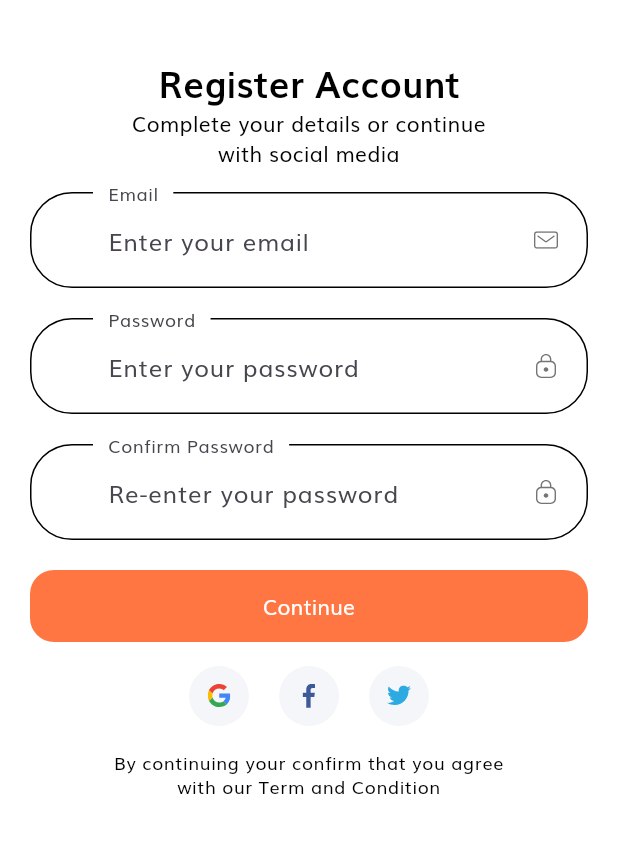
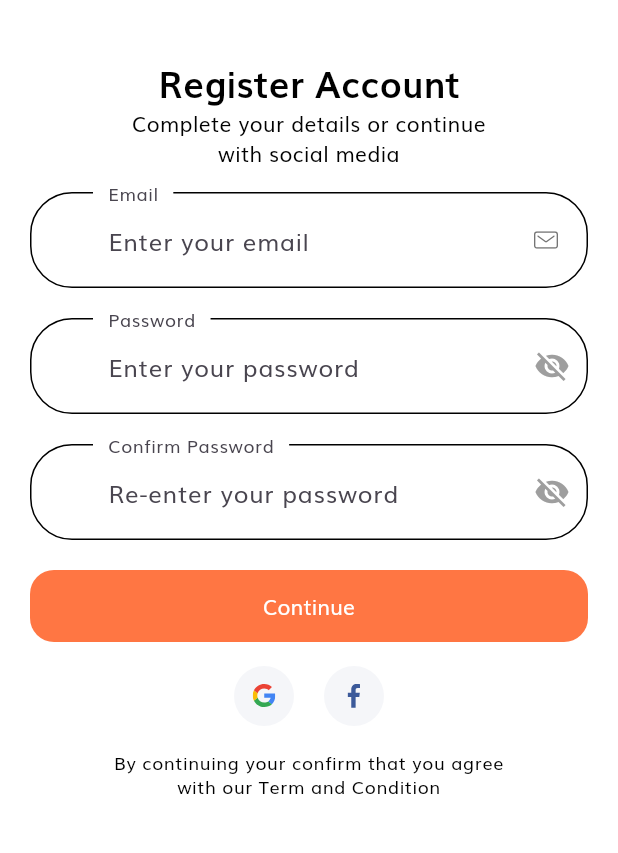
Before and after one commit to Dewchathu/shop_one, a Flutter app: the SignUpScreen screen opened by its route, on a phone screen of 412 x 824 dp, the part 54-907 px from its top. Run offline on Flutter 3.47's test engine with Material 3 defaults, Android fonts, the phone set to English and light mode, and no system bars; our stand-ins replace cloud_firestore, firebase_auth, firebase_core, flutter_svg, google_sign_in, loading_indicator and 1 more; accounts and stored records are empty.

Commit message:
202405010844

```diff
--- a/lib/components/socal_card.dart
+++ b/lib/components/socal_card.dart
@@ -9,7 +9,7 @@ class SocalCard extends StatelessWidget {
   }) : super(key: key);
 
   final String? icon;
-  final Function? press;
+  final Function()? press;
 
   @override
   Widget build(BuildContext context) {
--- a/lib/screens/sign_in/sign_in_screen.dart
+++ b/lib/screens/sign_in/sign_in_screen.dart
@@ -49,10 +49,6 @@ class SignInScreen extends StatelessWidget {
                         icon: "assets/icons/facebook-2.svg",
                         press: () {},
                       ),
-                      SocalCard(
-                        icon: "assets/icons/twitter.svg",
-                        press: () {},
-                      ),
                     ],
                   ),
                   const SizedBox(height: 20),
--- a/lib/screens/sign_up/components/sign_up_form.dart
+++ b/lib/screens/sign_up/components/sign_up_form.dart
@@ -1,4 +1,5 @@
 import 'package:flutter/material.dart';
+import 'package:loading_indicator/loading_indicator.dart';
 import 'package:shop_one/services/auth_service.dart';
 
 import '../../../components/custom_surfix_icon.dart';
@@ -7,7 +8,9 @@ import '../../../constants.dart';
 import '../../complete_profile/complete_profile_screen.dart';
 
 class SignUpForm extends StatefulWidget {
-  const SignUpForm({super.key});
+  final bool isLoading;
+  final Function(bool) setLoadingState;
+  const SignUpForm({super.key, required this.isLoading, required this.setLoadingState});
 
   @override
   _SignUpFormState createState() => _SignUpFormState();
@@ -19,8 +22,11 @@ class _SignUpFormState extends State<SignUpForm> {
   String? password;
   String? conform_password;
   bool remember = false;
+  bool _isObscure = true;
+  bool _isObscureCon = true;
   final List<String?> errors = [];
   final _auth = AuthService();
+
 
   void addError({String? error}) {
     if (!errors.contains(error)) {
@@ -74,7 +80,7 @@ class _SignUpFormState extends State<SignUpForm> {
           ),
           const SizedBox(height: 20),
           TextFormField(
-            obscureText: true,
+            obscureText: _isObscure,
             onSaved: (newValue) => password = newValue,
             onChanged: (value) {
               if (value.isNotEmpty) {
@@ -82,7 +88,7 @@ class _SignUpFormState extends State<SignUpForm> {
               } else if (value.length >= 8) {
                 removeError(error: kShortPassError);
               }
-              password = value;
+              return;
             },
             validator: (value) {
               if (value!.isEmpty) {
@@ -94,16 +100,26 @@ class _SignUpFormState extends State<SignUpForm> {
               }
               return null;
             },
-            decoration: const InputDecoration(
+            decoration: InputDecoration(
               labelText: "Password",
               hintText: "Enter your password",
               floatingLabelBehavior: FloatingLabelBehavior.always,
-              suffixIcon: CustomSurffixIcon(svgIcon: "assets/icons/Lock.svg"),
+              suffixIcon: GestureDetector(
+                onTap: () {
+                  setState(() {
+                    _isObscure = !_isObscure;
+                  });
+                },
+                child: Icon(
+                  _isObscure ? Icons.visibility_off : Icons.visibility,
+                  color: _isObscure ? Colors.grey : kPrimaryColor,
+                ),
+              ),
             ),
           ),
           const SizedBox(height: 20),
           TextFormField(
-            obscureText: true,
+            obscureText: _isObscureCon,
             onSaved: (newValue) => conform_password = newValue,
             onChanged: (value) {
               if (value.isNotEmpty) {
@@ -123,11 +139,21 @@ class _SignUpFormState extends State<SignUpForm> {
               }
               return null;
             },
-            decoration: const InputDecoration(
+            decoration: InputDecoration(
               labelText: "Confirm Password",
               hintText: "Re-enter your password",
               floatingLabelBehavior: FloatingLabelBehavior.always,
-              suffixIcon: CustomSurffixIcon(svgIcon: "assets/icons/Lock.svg"),
+              suffixIcon:  GestureDetector(
+                onTap: () {
+                  setState(() {
+                    _isObscureCon = !_isObscureCon;
+                  });
+                },
+                child: Icon(
+                  _isObscureCon ? Icons.visibility_off : Icons.visibility,
+                  color: _isObscureCon ? Colors.grey : kPrimaryColor,
+                ),
+              ),
             ),
           ),
           FormError(errors: errors),
@@ -136,12 +162,28 @@ class _SignUpFormState extends State<SignUpForm> {
             onPressed: () {
               if (_formKey.currentState!.validate()) {
                 _formKey.currentState!.save();
-                // if all are valid then go to success screen
-                _signUp();
-                Navigator.pushNamed(context, CompleteProfileScreen.routeName);
+                widget.setLoadingState(true); // Set loading state to true
+                _signUp().then((success) {
+                  if (success) {
+                    // Navigate to next screen if sign-up is successful
+                    Navigator.pushNamed(context, CompleteProfileScreen.routeName);
+                  } else {
+                    // Handle sign-up failure
+                    widget.setLoadingState(false); // Set loading state to false
+                    // Show error message or retry logic
+                  }
+                });
               }
             },
-            child: const Text("Continue"),
+            child: widget.isLoading?const SizedBox(
+              height: 30,
+              child: LoadingIndicator(
+                indicatorType: Indicator.circleStrokeSpin,
+                colors: [Colors.white],
+                strokeWidth: 2,
+              ),
+            )
+                :const Text("Continue"),
           ),
         ],
       ),
--- a/lib/screens/sign_up/sign_up_screen.dart
+++ b/lib/screens/sign_up/sign_up_screen.dart
@@ -1,13 +1,46 @@
 import 'package:flutter/material.dart';
-
+import 'package:shop_one/services/auth_service.dart';
 import '../../components/socal_card.dart';
 import '../../constants.dart';
+import '../init_screen.dart';
 import 'components/sign_up_form.dart';
+import 'package:shared_preferences/shared_preferences.dart';
 
-class SignUpScreen extends StatelessWidget {
+class SignUpScreen extends StatefulWidget {
   static String routeName = "/sign_up";
 
+
   const SignUpScreen({super.key});
+
+  @override
+  State<SignUpScreen> createState() => _SignUpScreenState();
+}
+
+class _SignUpScreenState extends State<SignUpScreen> {
+
+  bool _isLoading = false;
+
+  @override
+  void initState() {
+    super.initState();
+    _loadLoadingState(); // Load initial loading state from SharedPreferences
+  }
+
+  Future<void> _loadLoadingState() async {
+    SharedPreferences prefs = await SharedPreferences.getInstance();
+    setState(() {
+      _isLoading = prefs.getBool('isLoading') ?? false; // Default to false if key doesn't exist
+    });
+  }
+
+  Future<void> _setLoadingState(bool isLoading) async {
+    SharedPreferences prefs = await SharedPreferences.getInstance();
+    await prefs.setBool('isLoading', isLoading);
+    setState(() {
+      _isLoading = isLoading;
+    });
+  }
+
   @override
   Widget build(BuildContext context) {
     return Scaffold(
@@ -29,21 +62,25 @@ class SignUpScreen extends StatelessWidget {
                     textAlign: TextAlign.center,
                   ),
                   const SizedBox(height: 16),
-                  const SignUpForm(),
+                  SignUpForm(
+                    isLoading: _isLoading,
+                    setLoadingState: _setLoadingState,
+                  ),
                   const SizedBox(height: 16),
                   Row(
                     mainAxisAlignment: MainAxisAlignment.center,
                     children: [
                       SocalCard(
                         icon: "assets/icons/google-icon.svg",
-                        press: () {},
+                        press: () async {
+                          await _setLoadingState(true); // Set loading state to true
+                          AuthService().signInWithGoogle(context).then((success) {
+                              _setLoadingState(false);
+                          });
+                        },
                       ),
                       SocalCard(
                         icon: "assets/icons/facebook-2.svg",
-                        press: () {},
-                      ),
-                      SocalCard(
-                        icon: "assets/icons/twitter.svg",
                         press: () {},
                       ),
                     ],
--- a/lib/services/firestore_service.dart
+++ b/lib/services/firestore_service.dart
@@ -0,0 +1,7 @@
+import 'package:cloud_firestore/cloud_firestore.dart';
+
+class FirestoreService{
+  Future addUser(String userId, Map<String, dynamic> userInfoMap){
+    return FirebaseFirestore.instance.collection("User").doc(userId).set(userInfoMap);
+  }
+}
--- a/pubspec.yaml
+++ b/pubspec.yaml
@@ -39,6 +39,10 @@ dependencies:
   provider: ^6.1.1 # for State management
   firebase_core: ^2.30.1
   firebase_auth: ^4.19.4
+  loading_indicator: ^3.1.1
+  google_sign_in: ^6.2.1
+  cloud_firestore: ^4.17.2
+  shared_preferences: ^2.2.3
 
 dev_dependencies:
   flutter_test:
```
Also changed, not shown: lib/screens/complete_profile/components/complete_profile_form.dart (+4 -15 lines), lib/screens/sign_in/components/sign_form.dart (+25 -4 lines), lib/services/auth_service.dart (+74 -0 lines), pubspec.lock, 4 other files.
